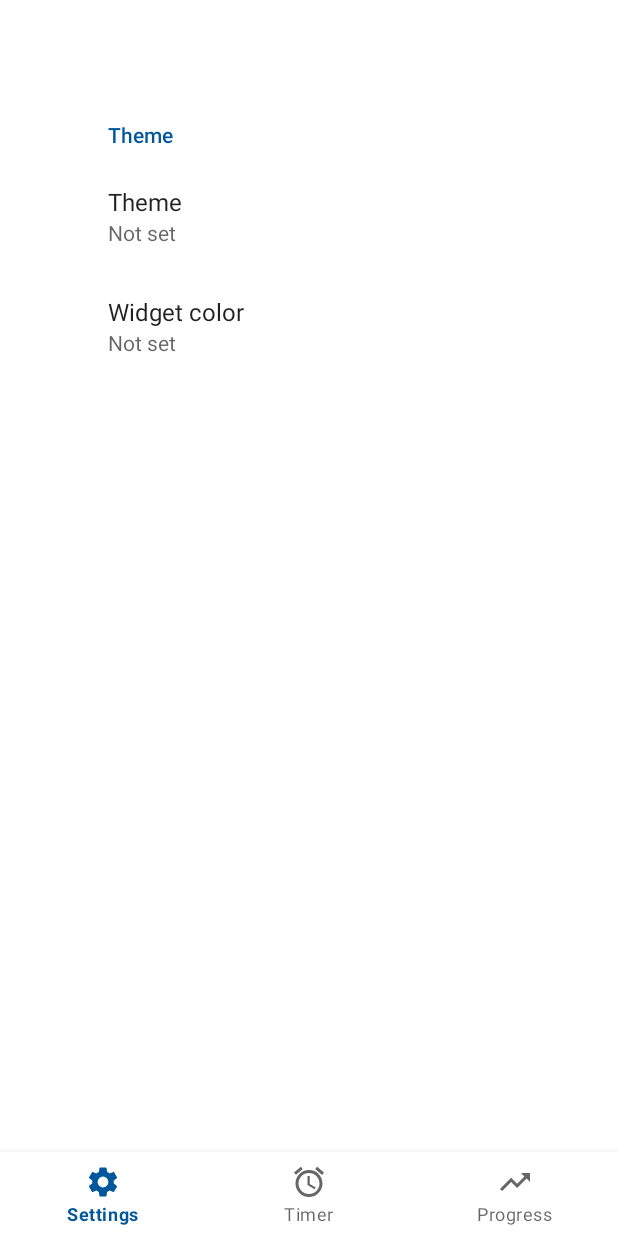
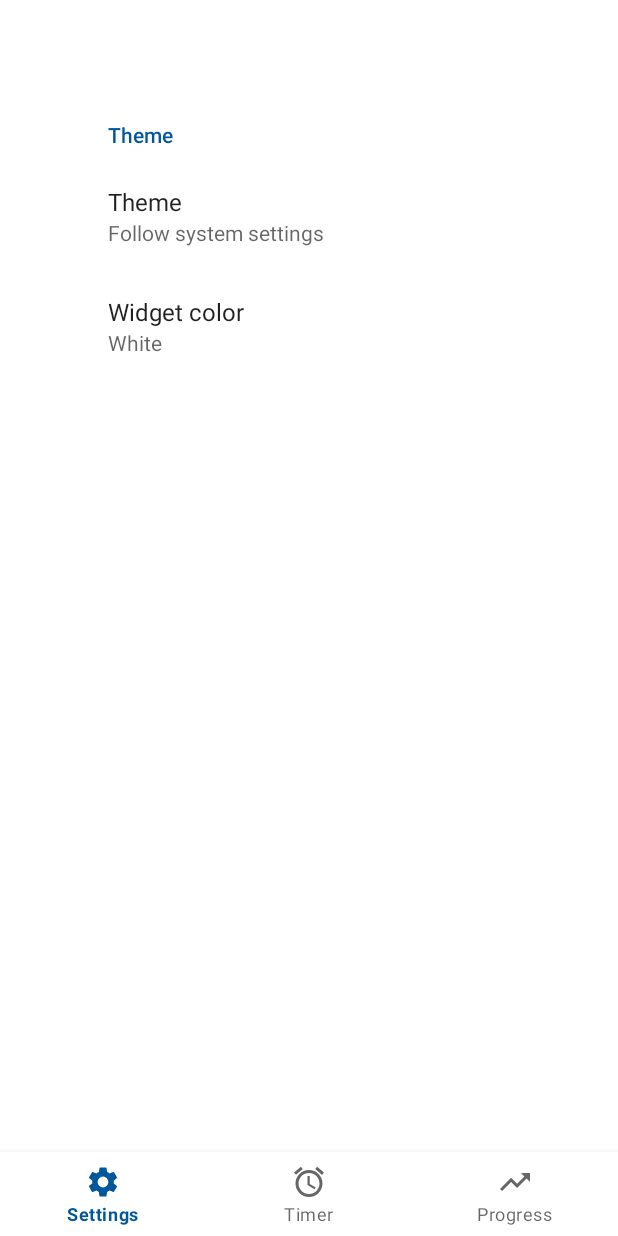
Before and after one commit to j-m-hoffmann/Meditate, an Android app: the SettingsFragment screen opened through its navigation route, on a phone screen of 412 x 824 dp. Run offline under Robolectric (Android 15) with nearby library versions, the phone set to English and light mode, and no system bars; our stand-ins replace androidx.preference, navigation-ui.

Commit message:
refactor: sort, comment, use resource instead of hardcoded string

```diff
--- a/app/src/main/res/values/strings.xml
+++ b/app/src/main/res/values/strings.xml
@@ -1,5 +1,13 @@
 <resources>
     <string name="app_name">Meditate</string>
+
+    <!-- DEFAULT VALUES -->
+    <string name="default_theme" translatable="false">-1</string> <!-- MODE_NIGHT_FOLLOW_SYSTEM -->
+    <string name="default_widget_color" translatable="false">#ffffff</string>
+
+    <!-- KEYS -->
+    <string name="key_theme" translatable="false">key_theme</string>
+    <string name="key_widget_color" translatable="false">key_widget_color</string>
 
     <string name="progress">Progress</string>
     <!--<string name="session">Session</string>-->
@@ -18,11 +26,6 @@
     <string name="follow_system">Follow system settings</string>
 
     <string name="widget_color">Widget color</string>
-
-    <string name="key_use_dark_theme" translatable="false">key_use_dark_theme</string>
-    <string name="key_widget_color" translatable="false">key_widget_color</string>
-
-    <!-- COLORS -->
     <string name="color_white">White</string>
     <string name="color_grey">Grey</string>
     <string name="color_black">Black</string>
--- a/app/src/main/res/xml/preferences.xml
+++ b/app/src/main/res/xml/preferences.xml
@@ -12,7 +12,7 @@
             app:useSimpleSummaryProvider="true" />
 
         <ListPreference
-            app:defaultValue="#ffffff"
+            app:defaultValue="@string/default_widget_color"
             app:entries="@array/widget_colors"
             app:entryValues="@array/widget_color_values"
             app:key="@string/key_widget_color"
```
